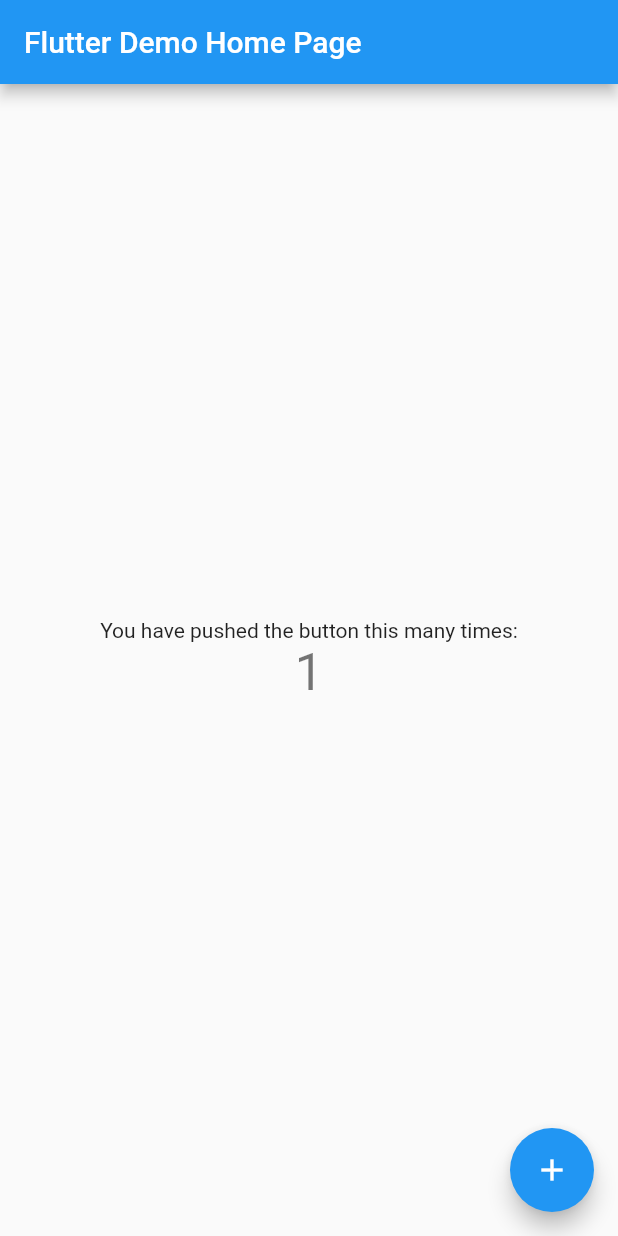
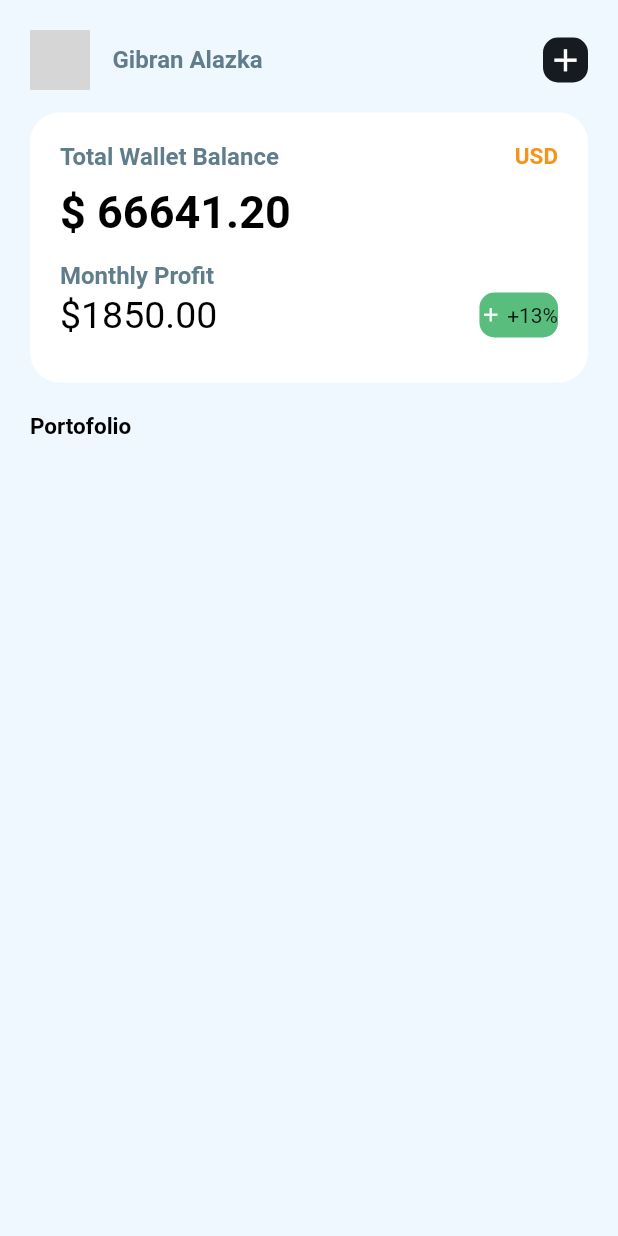
Before and after one commit to azkadev/crypto_wallet, a Flutter app: the screen it shows after launch, after a tap on the "add" icon, on a phone screen of 412 x 824 dp. Run offline on Flutter 3.47's test engine with Material 2 defaults, Android fonts, the phone set to English and light mode, and no system bars; network calls fail; grey boxes are pictures that could not be loaded.

Commit message:
update first page

```diff
--- a/lib/main.dart
+++ b/lib/main.dart
@@ -1,115 +1,207 @@
 import 'package:flutter/material.dart';
+import 'package:flutter/services.dart';
 
 void main() {
-  runApp(const MyApp());
+  SystemChrome.setSystemUIOverlayStyle(
+    const SystemUiOverlayStyle(
+      statusBarColor: Colors.transparent,
+      systemNavigationBarColor: Colors.transparent, // navigation bar color
+      statusBarIconBrightness: Brightness.dark, // status bar icons' color
+      systemNavigationBarIconBrightness: Brightness.dark,
+    ),
+  );
+
+  runApp(
+    const MaterialApp(
+      debugShowCheckedModeBanner: false,
+      home: MainPage(),
+    ),
+  );
 }
 
-class MyApp extends StatelessWidget {
-  const MyApp({Key? key}) : super(key: key);
+class MainPage extends StatefulWidget {
+  const MainPage({Key? key}) : super(key: key);
 
-  // This widget is the root of your application.
+  @override
+  _ExpensesPageState createState() => _ExpensesPageState();
+}
+
+class _ExpensesPageState extends State<MainPage> {
   @override
   Widget build(BuildContext context) {
-    return MaterialApp(
-      title: 'Flutter Demo',
-      theme: ThemeData(
-        // This is the theme of your application.
-        //
-        // Try running your application with "flutter run". You'll see the
-        // application has a blue toolbar. Then, without quitting the app, try
-        // changing the primarySwatch below to Colors.green and then invoke
-        // "hot reload" (press "r" in the console where you ran "flutter run",
-        // or simply save your changes to "hot reload" in a Flutter IDE).
-        // Notice that the counter didn't reset back to zero; the application
-        // is not restarted.
-        primarySwatch: Colors.blue,
+    final mediaQuery = MediaQuery.of(context);
+    final getHeight = mediaQuery.size.height;
+    final getWidht = mediaQuery.size.width;
+    final appbarHeight = mediaQuery.padding.top;
+    final bottomPadding = mediaQuery.padding.bottom;
+    return Scaffold(
+      backgroundColor: const Color(0xffF0F8FF),
+      body: SafeArea(
+        minimum: const EdgeInsets.all(20.0),
+        child: Column(
+          crossAxisAlignment: CrossAxisAlignment.start,
+          children: [
+            Row(
+              mainAxisAlignment: MainAxisAlignment.start,
+              children: [
+                InkWell(
+                  child: const CircleAvatar(
+                    backgroundImage: NetworkImage(
+                        'https://avatars.githubusercontent.com/u/82513502?v=4'),
                   ),
-      home: const MyHomePage(title: 'Flutter Demo Home Page'),
-    );
-  }
-}
-
-class MyHomePage extends StatefulWidget {
-  const MyHomePage({Key? key, required this.title}) : super(key: key);
-
-  // This widget is the home page of your application. It is stateful, meaning
-  // that it has a State object (defined below) that contains fields that affect
-  // how it looks.
-
-  // This class is the configuration for the state. It holds the values (in this
-  // case the title) provided by the parent (in this case the App widget) and
-  // used by the build method of the State. Fields in a Widget subclass are
-  // always marked "final".
-
-  final String title;
-
-  @override
-  State<MyHomePage> createState() => _MyHomePageState();
-}
-
-class _MyHomePageState extends State<MyHomePage> {
-  int _counter = 0;
-
-  void _incrementCounter() {
-    setState(() {
-      // This call to setState tells the Flutter framework that something has
-      // changed in this State, which causes it to rerun the build method below
-      // so that the display can reflect the updated values. If we changed
-      // _counter without calling setState(), then the build method would not be
-      // called again, and so nothing would appear to happen.
-      _counter++;
-    });
-  }
-
-  @override
-  Widget build(BuildContext context) {
-    // This method is rerun every time setState is called, for instance as done
-    // by the _incrementCounter method above.
-    //
-    // The Flutter framework has been optimized to make rerunning build methods
-    // fast, so that you can just rebuild anything that needs updating rather
-    // than having to individually change instances of widgets.
-    return Scaffold(
-      appBar: AppBar(
-        // Here we take the value from the MyHomePage object that was created by
-        // the App.build method, and use it to set our appbar title.
-        title: Text(widget.title),
+                  onTap: () {
+                    // ignore: avoid_print
+                    print("tap pp");
+                  },
                 ),
-      body: Center(
-        // Center is a layout widget. It takes a single child and positions it
-        // in the middle of the parent.
+                const SizedBox(
+                  width: 15,
+                ),
+                const Text(
+                  "Gibran Alazka",
+                  style: TextStyle(
+                    color: Colors.blueGrey,
+                    fontSize: 16,
+                    fontWeight: FontWeight.w700,
+                  ),
+                ),
+                const Spacer(),
+                InkWell(
+                  child: Container(
+                    width: 30,
+                    height: 30,
+                    decoration: BoxDecoration(
+                      color: const Color(0xff161B22),
+                      borderRadius: BorderRadius.circular(10),
+                    ),
+                    child: const Center(
+                      child: Icon(
+                        Icons.add,
+                        color: Colors.white,
+                        size: 25,
+                      ),
+                    ),
+                  ),
+                  onTap: () {
+                    // ignore: avoid_print
+                    print("tap pp");
+                  },
+                ),
+              ],
+            ),
+            const SizedBox(
+              height: 15,
+            ),
+            InkWell(
+              borderRadius: BorderRadius.circular(20),
+              child: Container(
+                width: getWidht,
+                height: 180,
+                decoration: BoxDecoration(
+                  color: const Color(0xffFFFFFF),
+                  borderRadius: BorderRadius.circular(20),
+                ),
+                child: SafeArea(
+                  minimum: const EdgeInsets.all(20.0),
                   child: Column(
-          // Column is also a layout widget. It takes a list of children and
-          // arranges them vertically. By default, it sizes itself to fit its
-          // children horizontally, and tries to be as tall as its parent.
-          //
-          // Invoke "debug painting" (press "p" in the console, choose the
-          // "Toggle Debug Paint" action from the Flutter Inspector in Android
-          // Studio, or the "Toggle Debug Paint" command in Visual Studio Code)
-          // to see the wireframe for each widget.
-          //
-          // Column has various properties to control how it sizes itself and
-          // how it positions its children. Here we use mainAxisAlignment to
-          // center the children vertically; the main axis here is the vertical
-          // axis because Columns are vertical (the cross axis would be
-          // horizontal).
+                    crossAxisAlignment: CrossAxisAlignment.start,
+                    children: [
+                      Row(
+                        children: [
+                          const Text(
+                            "Total Wallet Balance",
+                            style: TextStyle(
+                              color: Colors.blueGrey,
+                              fontSize: 16,
+                              fontWeight: FontWeight.w700,
+                            ),
+                          ),
+                          const Spacer(),
+                          InkWell(
+                            child: const Text(
+                              "USD",
+                              style: TextStyle(
+                                color: Color(0xFFF7931A),
+                                fontSize: 15,
+                                fontWeight: FontWeight.bold,
+                              ),
+                            ),
+                            onTap: () {},
+                          ),
+                        ],
+                      ),
+                      const SizedBox(height: 10),
+                      const Text(
+                        "\$ 66641.20",
+                        style: TextStyle(
+                          color: Colors.black,
+                          fontSize: 30,
+                          fontWeight: FontWeight.bold,
+                        ),
+                      ),
+                      const SizedBox(height: 15),
+                      const Text(
+                        "Monthly Profit",
+                        style: TextStyle(
+                          color: Colors.blueGrey,
+                          fontSize: 16,
+                          fontWeight: FontWeight.w700,
+                        ),
+                      ),
+                      const SizedBox(height: 2),
+                      Row(
+                        children: [
+                          const Text(
+                            "\$1850.00",
+                            style: TextStyle(
+                              color: Colors.black,
+                              fontSize: 25,
+                            ),
+                          ),
+                          const Spacer(),
+                          Container(
+                            constraints: const BoxConstraints(
+                              maxHeight: double.infinity,
+                            ),
+                            height: 30,
+                            decoration: BoxDecoration(
+                              color: const Color(0xff58BD7D),
+                              borderRadius: BorderRadius.circular(10),
+                            ),
+                            child: Row(
+                              crossAxisAlignment: CrossAxisAlignment.center,
                               mainAxisAlignment: MainAxisAlignment.center,
-          children: <Widget>[
-            const Text(
-              'You have pushed the button this many times:',
+                              children: const [
+                                Icon(
+                                  Icons.add,
+                                  color: Colors.white,
+                                  size: 15,
                                 ),
-            Text(
-              '$_counter',
-              style: Theme.of(context).textTheme.headline4,
+                                Text(" +13%")
+                              ],
+                            ),
+                          ),
+                        ],
                       ),
                     ],
                   ),
                 ),
-      floatingActionButton: FloatingActionButton(
-        onPressed: _incrementCounter,
-        tooltip: 'Increment',
-        child: const Icon(Icons.add),
-      ), // This trailing comma makes auto-formatting nicer for build methods.
+              ),
+              onTap: () {},
+            ),
+            const SizedBox(height: 20),
+            const Text(
+              "Portofolio",
+              style: TextStyle(
+                color: Colors.black,
+                fontSize: 15,
+                fontWeight: FontWeight.bold,
+              ),
+            ),
+            const SizedBox(height: 20),
+          ],
+        ),
+      ),
     );
   }
 }
```
Lines whose indentation alone changed are shown as unchanged.
